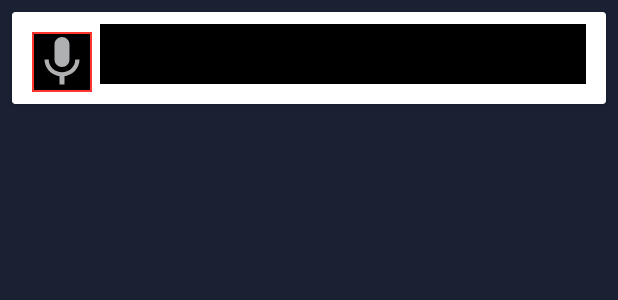
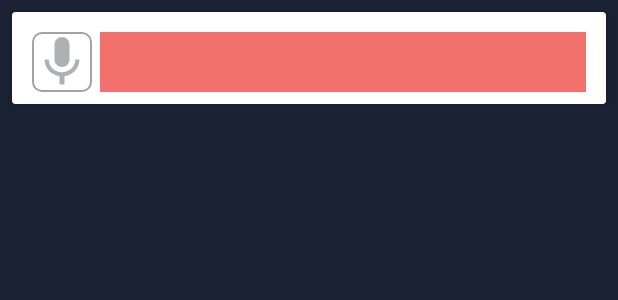
Before and after one commit to btkhoi2001/RecordApp, an Android app: the layout list_item.xml on its own in the app's theme, with its tools: preview values and no code run, on a phone screen of 412 x 824 dp. Shown: the top 300 px of the screen. Run offline under Robolectric (Android 15) with nearby library versions, the phone set to English and light mode, and no system bars.

Commit message:
fix some bug

```diff
--- a/app/src/main/res/drawable/ic_record.xml
+++ b/app/src/main/res/drawable/ic_record.xml
@@ -1,5 +1,5 @@
-<vector android:height="24dp" android:tint="#AEB0B2"
+<vector android:height="40dp" android:tint="#AEB0B2"
     android:viewportHeight="24" android:viewportWidth="24"
-    android:width="24dp" xmlns:android="http://schemas.android.com/apk/res/android">
+    android:width="40dp" xmlns:android="http://schemas.android.com/apk/res/android">
     <path android:fillColor="@android:color/white" android:pathData="M12,14c1.66,0 2.99,-1.34 2.99,-3L15,5c0,-1.66 -1.34,-3 -3,-3S9,3.34 9,5v6c0,1.66 1.34,3 3,3zM17.3,11c0,3 -2.54,5.1 -5.3,5.1S6.7,14 6.7,11L5,11c0,3.41 2.72,6.23 6,6.72L11,21h2v-3.28c3.28,-0.48 6,-3.3 6,-6.72h-1.7z"/>
 </vector>
--- a/app/src/main/res/drawable/list_bg.xml
+++ b/app/src/main/res/drawable/list_bg.xml
@@ -2,7 +2,11 @@
 <shape xmlns:android="http://schemas.android.com/apk/res/android"
     android:shape="rectangle"
     >
-    <solid android:color="@color/black"></solid>
-    <stroke android:width="1dp" android:color="#FF362E"></stroke>
+    <corners android:radius="6dp" />
+    <solid android:color="@color/white"></solid>
+    <stroke
+        android:width="1dip"
+        android:color="#a4a2a2">
+    </stroke>
 
 </shape>
--- a/app/src/main/res/layout/list_item.xml
+++ b/app/src/main/res/layout/list_item.xml
@@ -5,6 +5,7 @@
     android:layout_marginEnd="8dp"
     android:layout_marginTop="8dp"
     android:layout_marginStart="8dp"
+    android:background="@drawable/album3"
     >
 <RelativeLayout
     android:padding="8dp"
@@ -22,20 +23,22 @@
         android:src="@drawable/ic_record"
         >
     </ImageView>
+
     <TextView
         android:id="@+id/txtRecordName"
+        android:layout_width="wrap_content"
+        android:layout_height="40dp"
         android:layout_alignParentEnd="true"
         android:layout_marginStart="5dp"
+        android:layout_marginTop="5dp"
         android:layout_marginEnd="5dp"
         android:layout_toEndOf="@+id/imgRecording"
+        android:background="@color/colorPink"
+        android:marqueeRepeatLimit="marquee_forever"
         android:padding="6dp"
+        android:scrollHorizontally="true"
+        android:singleLine="true"
         android:textColor="#FFF"
-        android:background="#000"
-        android:textSize="15dp"
-        android:singleLine="true"
-        android:marqueeRepeatLimit="marquee_forever"
-        android:scrollHorizontally="true"
-        android:layout_width="wrap_content"
-        android:layout_height="40dp"/>
+        android:textSize="15dp" />
 </RelativeLayout>
 </androidx.cardview.widget.CardView>
```
Also changed, not shown: app/src/main/java/com/ag18/record/PlayerActivity.java (+43 -13 lines), app/src/main/res/drawable/bg_progress.xml (added, +7 -0 lines), app/src/main/res/drawable/bg_toolbar.xml (added, +8 -0 lines), app/src/main/res/layout/activity_player.xml (+38 -29 lines), app/src/main/res/layout/recording_list.xml (+4 -3 lines), app/src/main/res/drawable/ic_pause_circle.xml (renamed from app/src/main/res/drawable/ic_baseline_pause_circle_filled_24.xml).
